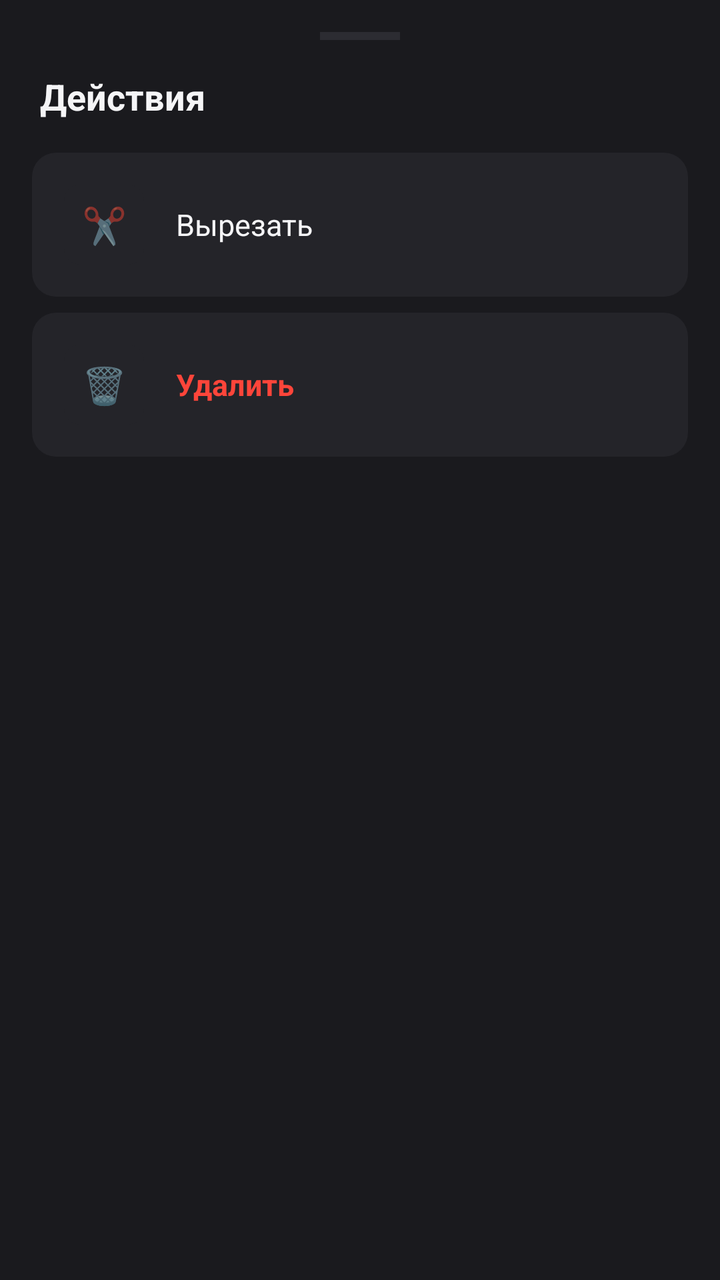
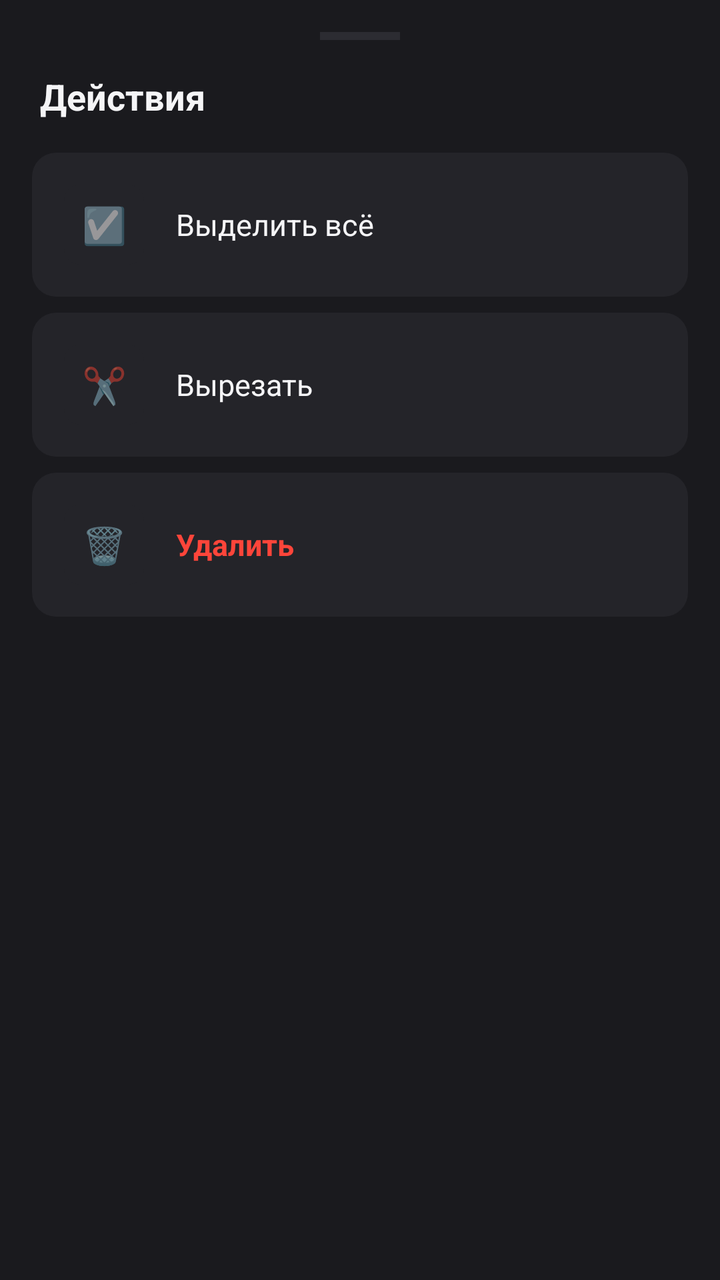

Compare the two renders of this Android layout. The source of the first and the diff that turns it into the second are given below.
<!-- AndroidManifest.xml: application theme Theme.KoilCloud -->
<!-- res/layout/sheet_selection_actions.xml -->
<?xml version="1.0" encoding="utf-8"?>
<LinearLayout xmlns:android="http://schemas.android.com/apk/res/android"
    android:layout_width="match_parent"
    android:layout_height="wrap_content"
    android:orientation="vertical"
    android:background="@color/surface"
    android:paddingHorizontal="16dp"
    android:paddingTop="16dp"
    android:paddingBottom="24dp">

    <View
        android:layout_width="40dp"
        android:layout_height="4dp"
        android:layout_gravity="center_horizontal"
        android:layout_marginBottom="16dp"
        android:background="@color/border" />

    <TextView
        android:layout_width="wrap_content"
        android:layout_height="wrap_content"
        android:layout_marginBottom="16dp"
        android:layout_marginStart="4dp"
        android:text="Действия"
        android:textColor="@color/text_primary"
        android:textSize="18sp"
        android:textStyle="bold" />

    <LinearLayout
        android:id="@+id/selRename"
        android:layout_width="match_parent"
        android:layout_height="wrap_content"
        android:orientation="horizontal"
        android:gravity="center_vertical"
        android:background="@drawable/bg_sheet_item"
        android:padding="16dp"
        android:layout_marginBottom="8dp"
        android:clickable="true"
        android:focusable="true"
        android:visibility="gone"
        android:foreground="?attr/selectableItemBackground">

        <TextView
            android:layout_width="40dp"
            android:layout_height="40dp"
            android:background="@drawable/bg_icon"
            android:gravity="center"
            android:text="✏️"
            android:textSize="18sp" />

        <TextView
            android:layout_width="wrap_content"
            android:layout_height="wrap_content"
            android:layout_marginStart="16dp"
            android:text="Переименовать"
            android:textColor="@color/text_primary"
            android:textSize="15sp" />
    </LinearLayout>

    <LinearLayout
        android:id="@+id/selCut"
        android:layout_width="match_parent"
        android:layout_height="wrap_content"
        android:orientation="horizontal"
        android:gravity="center_vertical"
        android:background="@drawable/bg_sheet_item"
        android:padding="16dp"
        android:layout_marginBottom="8dp"
        android:clickable="true"
        android:focusable="true"
        android:foreground="?attr/selectableItemBackground">

        <TextView
            android:layout_width="40dp"
            android:layout_height="40dp"
            android:background="@drawable/bg_icon"
            android:gravity="center"
            android:text="✂️"
            android:textSize="18sp" />

        <TextView
            android:layout_width="wrap_content"
            android:layout_height="wrap_content"
            android:layout_marginStart="16dp"
            android:text="Вырезать"
            android:textColor="@color/text_primary"
            android:textSize="15sp" />
    </LinearLayout>

    <LinearLayout
        android:id="@+id/selDelete"
        android:layout_width="match_parent"
        android:layout_height="wrap_content"
        android:orientation="horizontal"
        android:gravity="center_vertical"
        android:background="@drawable/bg_sheet_item"
        android:padding="16dp"
        android:clickable="true"
        android:focusable="true"
        android:foreground="?attr/selectableItemBackground">

        <TextView
            android:layout_width="40dp"
            android:layout_height="40dp"
            android:background="@drawable/bg_icon"
            android:gravity="center"
            android:text="🗑️"
            android:textSize="18sp" />

        <TextView
            android:layout_width="wrap_content"
            android:layout_height="wrap_content"
            android:layout_marginStart="16dp"
            android:text="Удалить"
            android:textColor="@color/danger"
            android:textSize="15sp"
            android:textStyle="bold" />
    </LinearLayout>

</LinearLayout>
<!-- resources referenced by this layout -->
<resources>
  <color name="border">#2C2C32</color>
  <color name="danger">#FF453A</color>
  <color name="surface">#1A1A1E</color>
  <color name="text_primary">#F5F5F7</color>
  <!-- drawable bg_icon (drawable) -->
  <?xml version="1.0" encoding="utf-8"?>
  <shape xmlns:android="http://schemas.android.com/apk/res/android">
      <solid android:color="@color/surface_elevated" />
      <corners android:radius="8dp" />
  </shape>
  <!-- drawable bg_sheet_item (drawable) -->
  <?xml version="1.0" encoding="utf-8"?>
  <shape xmlns:android="http://schemas.android.com/apk/res/android">
      <solid android:color="@color/surface_elevated" />
      <corners android:radius="12dp" />
  </shape>
  <style name="Theme.KoilCloud" parent="Theme.MaterialComponents.DayNight.NoActionBar">
          <item name="android:statusBarColor">@color/bg</item>
          <item name="android:navigationBarColor">@color/bg</item>
          <item name="android:windowBackground">@color/bg</item>
          <item name="android:windowLightStatusBar">false</item>
      </style>
  <color name="surface_elevated">#242429</color>
  <color name="bg">#0D0D0F</color>
</resources>

<!-- the commit's change to res/layout/sheet_selection_actions.xml (unified diff, before → after) -->
@@ -25,6 +25,38 @@
         android:textSize="18sp"
         android:textStyle="bold" />
 
+    
+    <LinearLayout
+        android:id="@+id/selSelectAll"
+        android:layout_width="match_parent"
+        android:layout_height="wrap_content"
+        android:orientation="horizontal"
+        android:gravity="center_vertical"
+        android:background="@drawable/bg_sheet_item"
+        android:padding="16dp"
+        android:layout_marginBottom="8dp"
+        android:clickable="true"
+        android:focusable="true"
+        android:foreground="?attr/selectableItemBackground">
+
+        <TextView
+            android:layout_width="40dp"
+            android:layout_height="40dp"
+            android:background="@drawable/bg_icon"
+            android:gravity="center"
+            android:text="☑️"
+            android:textSize="18sp" />
+
+        <TextView
+            android:layout_width="wrap_content"
+            android:layout_height="wrap_content"
+            android:layout_marginStart="16dp"
+            android:text="Выделить всё"
+            android:textColor="@color/text_primary"
+            android:textSize="15sp" />
+    </LinearLayout>
+
+    
     <LinearLayout
         android:id="@+id/selRename"
         android:layout_width="match_parent"
@@ -56,6 +88,7 @@
             android:textSize="15sp" />
     </LinearLayout>
 
+    
     <LinearLayout
         android:id="@+id/selCut"
         android:layout_width="match_parent"
@@ -86,6 +119,7 @@
             android:textSize="15sp" />
     </LinearLayout>
 
+    
     <LinearLayout
         android:id="@+id/selDelete"
         android:layout_width="match_parent"
